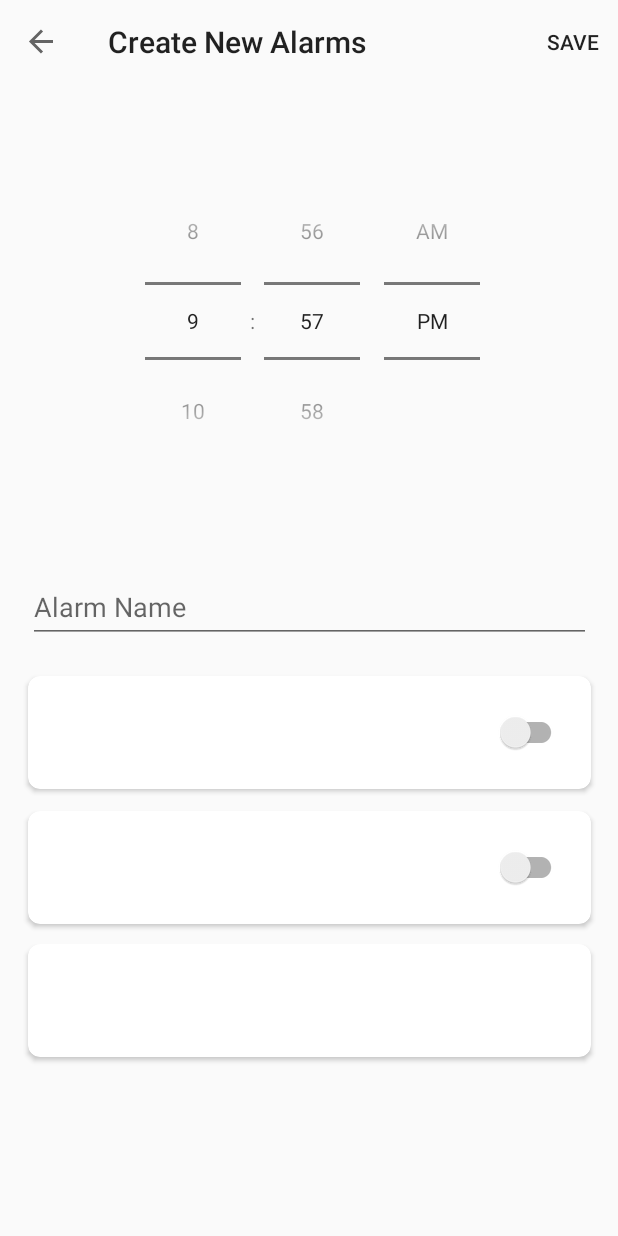
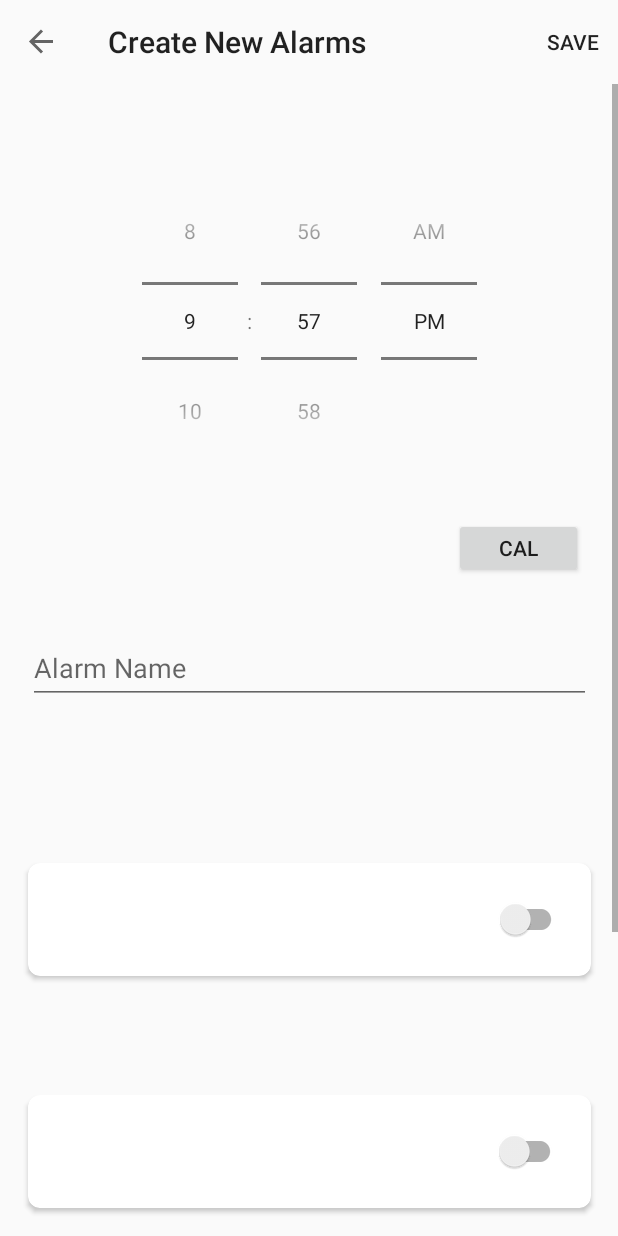
Before and after one commit to maxorozco213/FiveMoreMinutes, an Android app: the CreateAlarmFragment screen opened through its navigation route, on a phone screen of 412 x 824 dp. Run offline under Robolectric (Android 15) with nearby library versions, the light colour scheme and no system bars; our stand-ins replace Room's generated code, data binding, navigation-ui.

Commit message:
Added number pickers; Changed converter to convert OffsetDateTime to String and back; Added TextView and button to choose the date

```diff
--- a/android-fmm/app/src/main/java/com/example/androidfmm/alarm/AlarmItem.kt
+++ b/android-fmm/app/src/main/java/com/example/androidfmm/alarm/AlarmItem.kt
@@ -2,18 +2,17 @@ package com.example.androidfmm.alarm
 
 import androidx.room.Entity
 import androidx.room.PrimaryKey
+import java.time.OffsetDateTime
 
 // TODO Alarms do not survive a system reboot. Need to repopulate them if "android.intent.action.BOOT_COMPLETED" is triggered
 
 @Entity(tableName = "alarm_table")
 data class AlarmItem(
     @PrimaryKey(autoGenerate = true) val id: Int,
-    val alarmName: String
-//    val dayOfWeek: String,
-//    val alarmTime: String,
-//    val alarmDate: String
-//    @ColumnInfo(name = "alarm_count") val alarmCount: Int,
-//    @ColumnInfo(name = "alarm_interval") val alarmInterval: Int,
+    val alarmName: String,
+//    val alarmDateTime: OffsetDateTime,
+    val alarmCount: Int,
+    val alarmInterval: Int
 )
 
 //data class AlarmItem(val testText: String)
--- a/android-fmm/app/src/main/java/com/example/androidfmm/alarm/AlarmListAdapter.kt
+++ b/android-fmm/app/src/main/java/com/example/androidfmm/alarm/AlarmListAdapter.kt
@@ -4,13 +4,18 @@ import android.util.Log
 import android.view.LayoutInflater
 import android.view.View
 import android.view.ViewGroup
+import android.widget.NumberPicker
 import android.widget.TextView
 import androidx.navigation.findNavController
 import androidx.recyclerview.widget.RecyclerView
 import com.example.androidfmm.R
+import com.example.androidfmm.data.AlarmViewModel
 import kotlinx.android.synthetic.main.alarm_list_item.view.*
 import kotlinx.android.synthetic.main.fragment_create_alarm.view.*
 import org.w3c.dom.Text
+import java.time.LocalDateTime
+import java.time.OffsetDateTime
+import java.time.ZoneOffset
 
 class AlarmListAdapter(private val alarmList: List<AlarmItem>): RecyclerView.Adapter<AlarmListAdapter.AlarmViewHolder>() {
     override fun onCreateViewHolder(parent: ViewGroup, viewType: Int): AlarmViewHolder {
@@ -28,24 +33,27 @@ class AlarmListAdapter(private val alarmList: List<AlarmItem>): RecyclerView.Ada
     override fun onBindViewHolder(holder: AlarmViewHolder, position: Int) {
         val currentItem = alarmList[position]
         holder.alarmNameView.text = currentItem.alarmName
-
-//        holder.testTextHold.text = currentItem.testText1
-//        holder.alarmTimeView.text = currentItem.alarmTime.toString()
-//        holder.alarmDateView.text = currentItem.alarmDate.toString()
-//        holder.alarmDayOfWeekView.text = currentItem.dayOfWeek
-//        holder.alarmCount.int = currentItem.alarmCount
+//        holder.alarmDateTimeView.toString() = currentItem.alarmDateTime
+        holder.alarmCountView.value = currentItem.alarmCount
+        holder.alarmIntervalView.value = currentItem.alarmInterval
     }
 
     override fun getItemCount() = alarmList.size
 
     class AlarmViewHolder(itemView: View): RecyclerView.ViewHolder(itemView) {
-        val alarmNameView: TextView = itemView.alarmName
-
-//        val alarmDayOfWeekView: TextView = itemView.dayOfWeek
-//        val alarmTimeView: TextView = itemView.alarmTime
-//        val alarmDateView: TextView = itemView.alarmDate
-//        val alarmWeekDayView: TextView = itemView.dayOfWeek
-//        val alarmCount: TextView = itemView.alarmCount
+        val alarmNameView: TextView = itemView.alarm_name
+//        val alarmDateTimeView: OffsetDateTime = OffsetDateTime.of(
+//            LocalDateTime.of(
+//                year = itemView.alarmTimePicker.,
+//                month = month,
+//                dayOfMonth = dayOfMonth,
+//                hour = itemView.alarmTimePicker.hour,
+//                minute = itemView.alarmTimePicker.minute,
+//            ),
+//            ZoneOffset.ofHoursMinutes(6, 30)
+//        )
+        val alarmCountView: NumberPicker = itemView.alarm_count
+        val alarmIntervalView: NumberPicker = itemView.alarm_interval
 
     }
 }
--- a/android-fmm/app/src/main/java/com/example/androidfmm/alarm/AlarmListFragment.kt
+++ b/android-fmm/app/src/main/java/com/example/androidfmm/alarm/AlarmListFragment.kt
@@ -9,10 +9,13 @@ import androidx.databinding.DataBindingUtil
 import androidx.navigation.Navigation
 import androidx.recyclerview.widget.LinearLayoutManager
 import com.example.androidfmm.R
+import com.example.androidfmm.data.AlarmViewModel
 import com.example.androidfmm.databinding.FragmentAlarmListBinding
 import kotlinx.android.synthetic.main.fragment_alarm_list.*
 
 class AlarmListFragment : Fragment() {
+    private lateinit var mAlarmViewModel: AlarmViewModel
+
     override fun onCreate(savedInstanceState: Bundle?) {
         super.onCreate(savedInstanceState)
         setHasOptionsMenu(true)
--- a/android-fmm/app/src/main/java/com/example/androidfmm/createalarm/CreateAlarmFragment.kt
+++ b/android-fmm/app/src/main/java/com/example/androidfmm/createalarm/CreateAlarmFragment.kt
@@ -6,6 +6,9 @@ import android.text.TextUtils
 import android.util.Log
 import android.view.*
 import android.view.inputmethod.InputMethodManager
+import android.widget.DatePicker
+import android.widget.EditText
+import android.widget.TextView
 import android.widget.Toast
 import androidx.databinding.DataBindingUtil
 import androidx.fragment.app.Fragment
@@ -18,6 +21,10 @@ import com.example.androidfmm.alarm.AlarmItem
 import com.example.androidfmm.data.AlarmViewModel
 import com.example.androidfmm.databinding.FragmentCreateAlarmBinding
 import kotlinx.android.synthetic.main.fragment_create_alarm.*
+import kotlinx.android.synthetic.main.fragment_create_alarm.view.*
+import java.time.LocalDateTime
+import java.time.OffsetDateTime
+import java.time.ZoneOffset
 
 class CreateAlarmFragment: Fragment() {
     private lateinit var mAlarmViewModel: AlarmViewModel
@@ -68,10 +75,22 @@ class CreateAlarmFragment: Fragment() {
     }
 
     private fun insertNewAlarmToDatabase() {
-        val alarmName = alarmName.text.toString()
+        val alarmName = alarm_name.toString()
+        val alarmCount = alarm_count.value.toInt()
+        val alarmInterval = alarm_interval.value.toInt()
+//        val alarmDateTimeView: OffsetDateTime = OffsetDateTime.of(
+//            LocalDateTime.of(
+//                year = alarm_date,
+//                month = alarm_date,
+//                dayOfMonth = alarm_date,
+//                hour = alarm_time_picker.hour,
+//                minute = alarm_time_picker.minute,
+//            ),
+//            ZoneOffset.ofHoursMinutes(6, 30)
+//        )
 
         if (inputCheck(alarmName)) {
-            val alarmItem = AlarmItem(0, alarmName)
+            val alarmItem = AlarmItem(0, alarmName, alarmCount, alarmInterval)
             mAlarmViewModel.addAlarm(alarmItem)
             Navigation.findNavController(requireActivity(), R.id.nav_host_fragment).navigate(R.id.alarmListFragment)
             view?.hideKeyboard()
--- a/android-fmm/app/src/main/java/com/example/androidfmm/data/AlarmDao.kt
+++ b/android-fmm/app/src/main/java/com/example/androidfmm/data/AlarmDao.kt
@@ -16,5 +16,5 @@ interface AlarmDao {
     fun addAlarm(vararg alarm: AlarmItem)
 
     @Delete
-    fun delete(user: AlarmItem)
+    fun delete(alarm: AlarmItem)
 }
--- a/android-fmm/app/src/main/java/com/example/androidfmm/data/Converters.kt
+++ b/android-fmm/app/src/main/java/com/example/androidfmm/data/Converters.kt
@@ -1,16 +1,23 @@
 package com.example.androidfmm.data
 
 import androidx.room.TypeConverter
-import java.util.*
+import java.time.OffsetDateTime
+import java.time.format.DateTimeFormatter
 
-class Converters {
+object Converters {
+    private val formatter = DateTimeFormatter.ISO_OFFSET_DATE_TIME
+
     @TypeConverter
-    fun fromDateToLong(value: Long?): Date? {
-        return value?.let {Date(it)}
+    @JvmStatic
+    fun fromDateToString(value: String?): OffsetDateTime? {
+        return value?.let {
+            return formatter.parse(value, OffsetDateTime::from)
+        }
     }
 
     @TypeConverter
-    fun fromLongToDate(date: Date?): Long? {
-        return date?.time?.toLong()
+    @JvmStatic
+    fun fromLongToDate(dateTime: OffsetDateTime?): String? {
+        return dateTime?.format(formatter)
     }
 }
--- a/android-fmm/app/src/main/res/layout/alarm_list_item.xml
+++ b/android-fmm/app/src/main/res/layout/alarm_list_item.xml
@@ -34,7 +34,7 @@
             app:layout_constraintVertical_bias="0.200" />
 
         <TextView
-            android:id="@+id/alarmDate"
+            android:id="@+id/alarm_date"
             android:layout_width="wrap_content"
             android:layout_height="wrap_content"
             android:layout_marginTop="30dp"
@@ -53,7 +53,7 @@
             android:layout_marginTop="4dp"
             android:layout_marginBottom="3dp"
             android:textColor="@color/defaultTextColor"
-            app:layout_constraintBottom_toTopOf="@+id/alarmDate"
+            app:layout_constraintBottom_toTopOf="@+id/alarm_date"
             app:layout_constraintEnd_toStartOf="@+id/alarmSwitch"
             app:layout_constraintHorizontal_bias="0.111"
             app:layout_constraintStart_toStartOf="parent"
--- a/android-fmm/app/src/main/res/layout/fragment_create_alarm.xml
+++ b/android-fmm/app/src/main/res/layout/fragment_create_alarm.xml
@@ -1,5 +1,6 @@
 <?xml version="1.0" encoding="utf-8"?>
-<layout xmlns:android="http://schemas.android.com/apk/res/android"
+<layout xmlns:tools="http://schemas.android.com/tools"
+    xmlns:android="http://schemas.android.com/apk/res/android"
     xmlns:app="http://schemas.android.com/apk/res-auto">
 
     <data>
@@ -11,37 +12,37 @@
     <ScrollView
         android:layout_width="match_parent"
         android:layout_height="match_parent">
+
         <androidx.constraintlayout.widget.ConstraintLayout
             android:layout_width="match_parent"
             android:layout_height="wrap_content">
 
             <TimePicker
-                android:id="@+id/alarmTimePicker"
+                android:id="@+id/alarm_time_picker"
                 android:layout_width="@dimen/default_elem_width"
                 android:layout_height="214dp"
                 android:timePickerMode="spinner"
                 app:layout_constraintBottom_toBottomOf="parent"
                 app:layout_constraintEnd_toEndOf="parent"
-                app:layout_constraintHorizontal_bias="0.555"
                 app:layout_constraintStart_toStartOf="parent"
                 app:layout_constraintTop_toTopOf="parent"
-                app:layout_constraintVertical_bias="0.102" />
+                app:layout_constraintVertical_bias="0.063" />
 
             <com.google.android.material.textfield.TextInputLayout
                 android:id="@+id/textInputLayout"
                 android:layout_width="@dimen/default_elem_width"
                 android:layout_height="58dp"
-                android:layout_marginTop="50dp"
+                android:layout_marginTop="90dp"
                 android:background="@drawable/alarm_name_text_input"
+                app:cardCornerRadius="@dimen/rounded_corners"
                 app:layout_constraintBottom_toBottomOf="parent"
                 app:layout_constraintEnd_toEndOf="parent"
                 app:layout_constraintStart_toStartOf="parent"
-                app:layout_constraintTop_toBottomOf="@+id/alarmTimePicker"
-                app:layout_constraintVertical_bias="0.002"
-                app:cardCornerRadius="@dimen/rounded_corners">
+                app:layout_constraintTop_toBottomOf="@+id/alarm_time_picker"
+                app:layout_constraintVertical_bias="0.002">
 
                 <com.google.android.material.textfield.TextInputEditText
-                    android:id="@+id/alarmName"
+                    android:id="@+id/alarm_name"
                     android:layout_width="match_parent"
                     android:layout_height="wrap_content"
                     android:hint="@string/alarm_name_placeholder" />
@@ -52,8 +53,8 @@
                 android:id="@+id/soundOptionsCard"
                 android:layout_width="@dimen/default_elem_width"
                 android:layout_height="75dp"
-                android:layout_marginTop="20dp"
-                android:layout_marginBottom="7dp"
+                android:layout_marginTop="40dp"
+                android:layout_marginBottom="8dp"
                 app:cardCornerRadius="@dimen/rounded_corners"
                 app:layout_constraintBottom_toTopOf="@+id/vibrationOptionsCard"
                 app:layout_constraintEnd_toEndOf="parent"
@@ -88,14 +89,46 @@
                 app:layout_constraintBottom_toBottomOf="parent"
                 app:layout_constraintEnd_toEndOf="parent"
                 app:layout_constraintStart_toStartOf="parent"
-                app:layout_constraintTop_toBottomOf="@+id/vibrationOptionsCard" />
+                app:layout_constraintTop_toBottomOf="@+id/vibrationOptionsCard">
+
+                <androidx.constraintlayout.widget.ConstraintLayout
+                    android:layout_width="match_parent"
+                    android:layout_height="match_parent"
+                    android:background="@drawable/alarm_name_text_input">
+
+                    <NumberPicker
+                        android:id="@+id/alarm_interval"
+                        android:layout_width="54dp"
+                        android:layout_height="63dp"
+                        android:layout_marginEnd="24dp"
+                        android:ems="10"
+                        android:inputType="number"
+                        app:layout_constraintBottom_toBottomOf="parent"
+                        app:layout_constraintEnd_toStartOf="@+id/alarm_count"
+                        app:layout_constraintHorizontal_bias="0.847"
+                        app:layout_constraintStart_toStartOf="parent"
+                        app:layout_constraintTop_toTopOf="parent"
+                        app:layout_constraintVertical_bias="0.583" />
+
+                    <NumberPicker
+                        android:id="@+id/alarm_count"
+                        android:layout_width="54dp"
+                        android:layout_height="63dp"
+                        android:ems="10"
+                        android:inputType="number"
+                        app:layout_constraintBottom_toBottomOf="parent"
+                        app:layout_constraintEnd_toEndOf="parent"
+                        app:layout_constraintTop_toTopOf="parent" />
+
+                </androidx.constraintlayout.widget.ConstraintLayout>
+            </androidx.cardview.widget.CardView>
 
             <androidx.cardview.widget.CardView
                 android:id="@+id/vibrationOptionsCard"
                 android:layout_width="@dimen/default_elem_width"
                 android:layout_height="75dp"
-                android:layout_marginTop="7dp"
-                android:layout_marginBottom="6dp"
+                android:layout_marginTop="8dp"
+                android:layout_marginBottom="8dp"
                 app:cardCornerRadius="@dimen/rounded_corners"
                 app:layout_constraintBottom_toTopOf="@+id/intervalOptionsCard"
                 app:layout_constraintEnd_toEndOf="parent"
@@ -113,13 +146,42 @@
                         android:layout_height="wrap_content"
                         app:layout_constraintBottom_toBottomOf="parent"
                         app:layout_constraintEnd_toEndOf="parent"
-                        app:layout_constraintHorizontal_bias="0.951"
+                        app:layout_constraintHorizontal_bias="0.95"
                         app:layout_constraintStart_toStartOf="parent"
                         app:layout_constraintTop_toTopOf="parent" />
 
                 </androidx.constraintlayout.widget.ConstraintLayout>
             </androidx.cardview.widget.CardView>
 
+            <TextView
+                android:id="@+id/alarm_date"
+                android:layout_width="250dp"
+                android:layout_height="39dp"
+                android:layout_marginTop="19dp"
+                android:layout_marginBottom="27dp"
+                android:autofillHints="MM/DD/YYYY"
+                android:ems="10"
+                app:layout_constraintBottom_toTopOf="@+id/textInputLayout"
+                app:layout_constraintEnd_toEndOf="parent"
+                app:layout_constraintHorizontal_bias="0.084"
+                app:layout_constraintStart_toStartOf="parent"
+                app:layout_constraintTop_toBottomOf="@+id/alarm_time_picker"
+                app:layout_constraintVertical_bias="1.0"
+                tools:ignore="LabelFor" />
+
+            <Button
+                android:id="@+id/open_date_picker"
+                android:layout_width="86dp"
+                android:layout_height="40dp"
+                android:layout_marginTop="24dp"
+                android:layout_marginBottom="27dp"
+                android:text="Cal"
+                app:layout_constraintBottom_toTopOf="@+id/textInputLayout"
+                app:layout_constraintEnd_toEndOf="parent"
+                app:layout_constraintHorizontal_bias="0.625"
+                app:layout_constraintStart_toEndOf="@+id/alarm_date"
+                app:layout_constraintTop_toBottomOf="@+id/alarm_time_picker" />
+
         </androidx.constraintlayout.widget.ConstraintLayout>
     </ScrollView>
 </layout>
```
